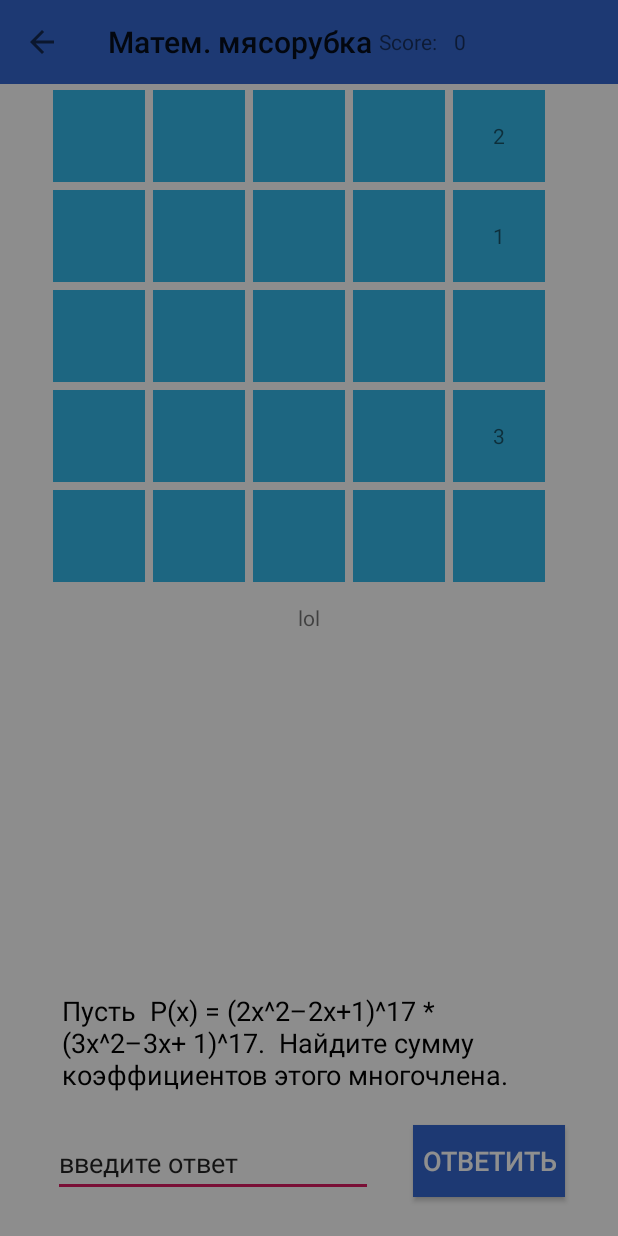
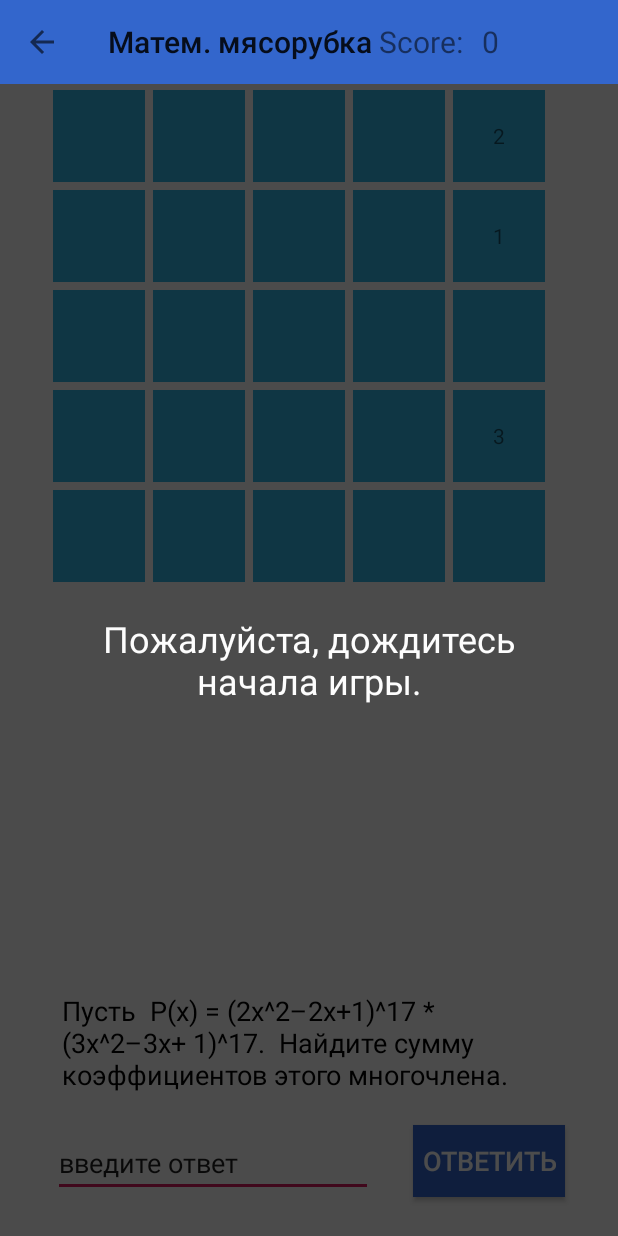
Before and after one commit to Pcux/Project, an Android app: the MathMincerActivity screen opened directly, with no data from a screen before it, on a phone screen of 412 x 824 dp. Run offline under Robolectric (Android 15) with nearby library versions, the phone set to English and light mode, and no system bars; libraries missing offline, so code that uses them is left out: com.github.nkzawa.emitter, com.github.nkzawa.socketio; 2 statements that could not run were skipped.

Commit message:
WorkVersion 1.0

```diff
--- a/app/src/main/java/com/example/belka/progaosnova/GameCellView.java
+++ b/app/src/main/java/com/example/belka/progaosnova/GameCellView.java
@@ -10,17 +10,7 @@ public class GameCellView extends AppCompatTextView {
 
     boolean ifSelected = false;
 
-    public GameCellView(Context context, MyAnimationListener al) {
-        super(context);
-    }
 
-    public GameCellView(Context context, AttributeSet attrs, MyAnimationListener al) {
-        super(context, attrs);
-    }
-
-    public GameCellView(Context context, AttributeSet attrs, int defStyleAttr, MyAnimationListener al) {
-        super(context, attrs, defStyleAttr);
-    }
     public GameCellView(Context context) {
         super(context);
     }
@@ -33,12 +23,16 @@ public class GameCellView extends AppCompatTextView {
         super(context, attrs, defStyleAttr);
     }
 
-
-    public void init(MyAnimationListener al) {
+//boolean myfishka=false;
+    public void init() {
         setText("");
         setGravity(Gravity.CENTER);
         colorBackground();
     }
+   // public void setMyfishka(boolean myfishka){
+ //       this.myfishka=myfishka;
+ //       colorBackground();
+ //   }
     public void toggle(Integer state) {
         ifSelected = !ifSelected;
         colorBackground();
@@ -49,7 +43,13 @@ public class GameCellView extends AppCompatTextView {
     }
 
      void colorBackground() {
+ //       if(!myfishka){
         if (ifSelected) setBackgroundColor(getResources().getColor(android.R.color.holo_red_light));
         else setBackgroundColor(getResources().getColor(android.R.color.holo_blue_light));
+    //}
+  //      else
+  //      {
+   //         setBackgroundColor(getResources().getColor(android.R.color.holo_orange_light));
+  //     }
     }
 }
--- a/app/src/main/java/com/example/belka/progaosnova/GameFieldView.java
+++ b/app/src/main/java/com/example/belka/progaosnova/GameFieldView.java
@@ -35,7 +35,7 @@ public class GameFieldView extends GridLayout{
     Integer nplayer;
     Callback callback;
     Integer state=0;
-    Integer p=100;
+    Integer p=0;
     Random r= new Random();
     Integer lastid=0;
     private int spaceBetweenCells = 0;
@@ -89,7 +89,7 @@ public class GameFieldView extends GridLayout{
                     cellsinit = new ArrayList<GameCellView>(5);
                     for (int j = 0; j<size; j++) {
 
-                        final GameCellView cellView = new GameCellView(getContext(),new MyAnimationListener());
+                        final GameCellView cellView = new GameCellView(getContext());
                         cellView.setOnClickListener(new OnClickListener() {
                             @Override
                             public void onClick(View view) {
@@ -142,9 +142,8 @@ public class GameFieldView extends GridLayout{
                 }
                 for(i = 0;i<size;i++){
                     for (int j=0; j<size; j++){
-                        MyAnimationListener mal = new MyAnimationListener();
-                        //mal.Init(cells.get(i).get(j));
-                        cells.get(i).get(j).init(mal);
+                        cells.get(i).get(j).init();
+                        //cells.get(i).get(j).setMyfishka(cells.get(i).get(j).getText().toString().equals(nplayer.toString()));
                     }
                 }
                     i=0;
--- a/app/src/main/java/com/example/belka/progaosnova/MathMincerActivity.java
+++ b/app/src/main/java/com/example/belka/progaosnova/MathMincerActivity.java
@@ -77,7 +77,7 @@ boolean bol=false;
         Toast.makeText(this, "Привет, " + namePlayer, Toast.LENGTH_SHORT).show();
         try {
             grid = findViewById(R.id.grid);
-            grid.init(cbk,nplayers/*,nplayer*/);
+            grid.init(cbk,nplayers);
             grid.setSideCount(5);
             grid.setSpaceBetweenCells(8);
             Toolbar toolbar = findViewById(R.id.toolbar);
@@ -183,16 +183,6 @@ boolean bol=false;
                 String s = (String) args[0];
                 decode(s);
             }
-        }).on("finish", new Emitter.Listener() {
-            @Override
-            public void call(Object... args) {
-                runOnUiThread(new Runnable() {
-                    @Override
-                    public void run() {
-                        questionView.nextProblem(1, "Игра закончилась. Результаты");
-                    }
-                });
-            }
         }).on("message", new Emitter.Listener() {
             @Override
             public void call(Object... args) {
@@ -206,6 +196,25 @@ boolean bol=false;
                 }else if (s.equals("startGame")) {
                     String nm = (String) args[1];
                     decode(nm);
+                    runOnUiThread(new Runnable() {
+                        @Override
+                        public void run() {
+                            findViewById(R.id.blockerview).setVisibility(View.GONE);
+                        }
+                    });
+                } else if (s.equals("finish")) {
+                    final String NameWinner = (String)args[1];
+                    final String ScoreWinner = (String)args[2];
+                    final TextView textView = findViewById(R.id.Score);
+                    runOnUiThread(new Runnable() {
+                        @Override
+                        public void run() {
+                            TextView textView1 = findViewById(R.id.blockerview);
+                            textView1.setText("Игра окончена. Победитель: " + NameWinner + " Score:" +ScoreWinner);
+                            textView1.setVisibility(View.VISIBLE);
+                        }
+                    });
+
                 }
                 else {
                     Log.d("updateTable", s);
@@ -251,10 +260,12 @@ boolean bol=false;
                 l=2;
             }
         }
-        if (num>=15) {
+        if (num>=8) {
             problemsEnd = false;
+            TextView score = (TextView)findViewById(R.id.Score);
+            String sc = score.getText().toString();
             questionView.nextProblem( 0, "Задачи закончились. Дождитесь конца игры.");
-            socket.emit("message",namePlayer,"ProblemsOffTheEndGame");
+            socket.emit("message",namePlayer,"ProblemsOffTheEndGame " + sc);
         }
     }
 
--- a/app/src/main/res/layout/activity_math_mincer.xml
+++ b/app/src/main/res/layout/activity_math_mincer.xml
@@ -6,34 +6,36 @@
     android:layout_width="match_parent"
     android:layout_height="match_parent"
     tools:context=".MathMincerActivity">
-    <LinearLayout
-        xmlns:android="http://schemas.android.com/apk/res/android"
+
+    <LinearLayout xmlns:android="http://schemas.android.com/apk/res/android"
+        android:id="@+id/linearLayout4"
         android:layout_width="match_parent"
-        android:layout_height="match_parent"
+        android:layout_height="wrap_content"
         android:orientation="vertical"
         android:textAlignment="4"
         android:textDirection="5">
 
         <android.support.v7.widget.Toolbar
             android:id="@+id/toolbar"
+            android:layout_width="match_parent"
             android:layout_height="wrap_content"
-            android:layout_width="match_parent"
             android:background="#3366CC">
+
             <TextView
-                android:layout_marginLeft="10dp"
+                android:id="@+id/notScore"
                 android:layout_width="wrap_content"
                 android:layout_height="wrap_content"
+                android:layout_marginLeft="10dp"
                 android:text="Score: "
-                android:id="@+id/notScore">
-            </TextView>
+                android:textSize="20dp"></TextView>
 
             <TextView
-                android:layout_marginLeft="10dp"
+                android:id="@+id/Score"
                 android:layout_width="wrap_content"
                 android:layout_height="wrap_content"
+                android:layout_marginLeft="10dp"
                 android:text="0"
-                android:id="@+id/Score">
-            </TextView>
+                android:textSize="20dp"></TextView>
             <!--<TextView-->
             <!--android:id="@+id/back"-->
             <!--android:layout_width="40dp"-->
@@ -97,14 +99,21 @@
         app:layout_constraintStart_toStartOf="parent">
 
     </com.example.belka.progaosnova.QuestionView>
+
     <TextView
+        android:id="@+id/blockerview"
         android:layout_width="match_parent"
-        android:layout_height="match_parent"
-        android:id="@+id/blockerview"
-        android:background="#70000000"
-        android:gravity="center"
+        android:layout_height="0dp"
+        android:padding="36dp"
+        android:alpha="0.7"
+        android:background="#000000"
+        android:clickable="true"
         android:focusable="true"
         android:focusableInTouchMode="true"
-        android:clickable="true"
-        android:text="lol"/>
+        android:gravity="center"
+        android:text="Пожалуйста, дождитесь начала игры."
+        android:textColor="#FFFFFF"
+        android:textSize="24sp"
+        app:layout_constraintBottom_toBottomOf="parent"
+        app:layout_constraintTop_toBottomOf="@+id/linearLayout4" />
 </android.support.constraint.ConstraintLayout>
```
